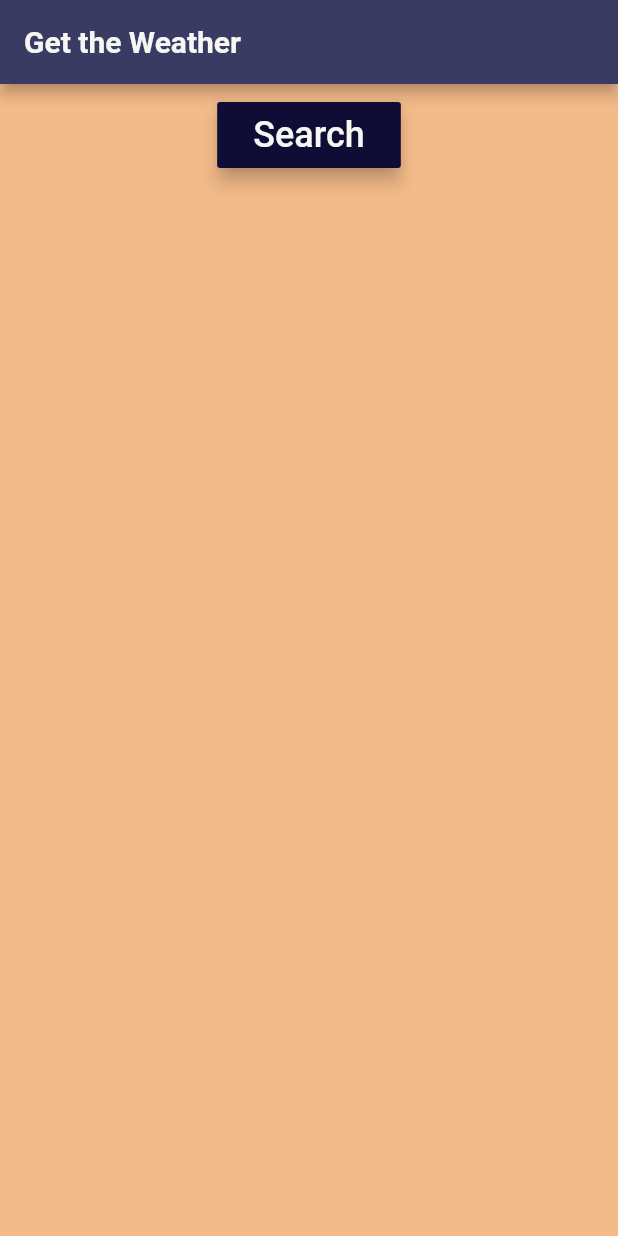
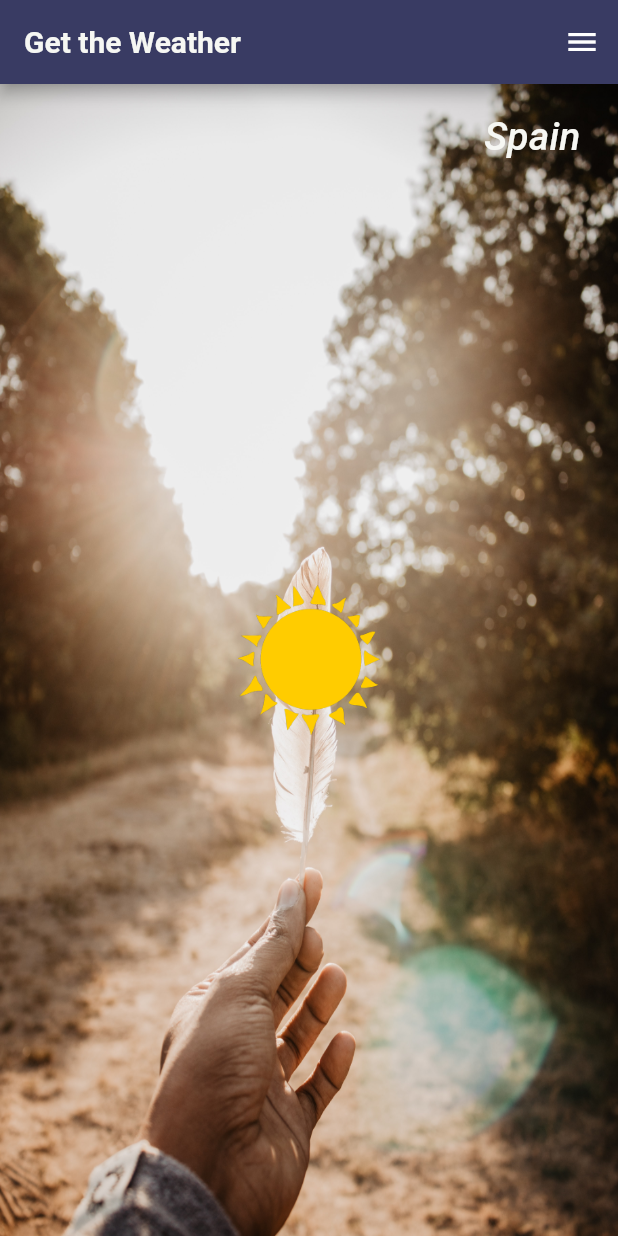
Before and after one commit to sugandha27/Weather_App, a Flutter app: the screen it shows after launch, on a phone screen of 412 x 824 dp. Run offline on Flutter 3.47's test engine with Material 2 defaults, Android fonts, the phone set to English and light mode, and no system bars; our stand-ins replace hexcolor.

Commit message:
update features

```diff
--- a/lib/weather.dart
+++ b/lib/weather.dart
@@ -22,41 +22,61 @@ class _WeatherState extends State<Weather> {
               color: HexColor('#F6F7F3'),
               fontWeight: FontWeight.w700,
             ),
+            textAlign: TextAlign.left,
           ),
+          centerTitle: false,
           // backgroundColor: HexColor('#A5B9B9'),
           backgroundColor: HexColor('#393B63'),
+          actions: [
+            IconButton(
+              icon: Icon(Icons.menu),
+              onPressed: () => {},
+            ),
+          ],
         ),
-        body: Container(
-          // color: HexColor('#CABCB0'),
-          child: Row(
-            mainAxisAlignment: MainAxisAlignment.center,
-            children: [
-              Container(
-                padding: EdgeInsets.all(10),
-                decoration: BoxDecoration(
-                  borderRadius: BorderRadius.circular(100),
-                ),
-                child: RaisedButton(
-                  elevation: 5.0,
-                  onPressed: () => {},
-                  color: HexColor('#0F0D35'),
-                  child: Padding(
-                    padding: const EdgeInsets.all(8.0),
-                    child: Text(
-                      'Search',
-                      style: TextStyle(
-                        color: HexColor('#F6F7F3'),
-                        fontSize: 24,
-                        // color: HexColor('#0F0D35'),
-                      ),
-                    ),
-                  ),
+        body: Stack(
+          children: [
+            Center(
+              child: Image.asset(
+                'assets/sunny.jpg',
+                height: 900,
+                width: 490,
+                fit: BoxFit.fill,
+              ),
+            ),
+            Container(
+              child: Text(
+                'Spain',
+                style: TextStyle(
+                  fontSize: 26,
+                  fontWeight: FontWeight.w500,
+                  fontStyle: FontStyle.italic,
+                  color: HexColor('#F6F7F3'),
                 ),
               ),
-            ],
-          ),
+              alignment: Alignment.topRight,
+              margin: EdgeInsets.fromLTRB(0, 20, 25, 0),
+            ),
+            Container(
+              alignment: Alignment.center,
+              child: Image.asset(
+                'assets/sun.png',
+                height: 100,
+                width: 100,
+              ),
+            )
+          ],
         ),
       ),
     );
   }
 }
+
+TextStyle tempStyle() {
+  return TextStyle(
+    color: HexColor('#F6F7F3'),
+    fontStyle: FontStyle.italic,
+    fontWeight: FontWeight.w500,
+    fontSize: 32,
+  );
+}
```
Also changed, not shown: assets/cloudy_sun.png (added), assets/hail.png (added), assets/rain.png (added), assets/sun.png (added), assets/sunny.jpg.
